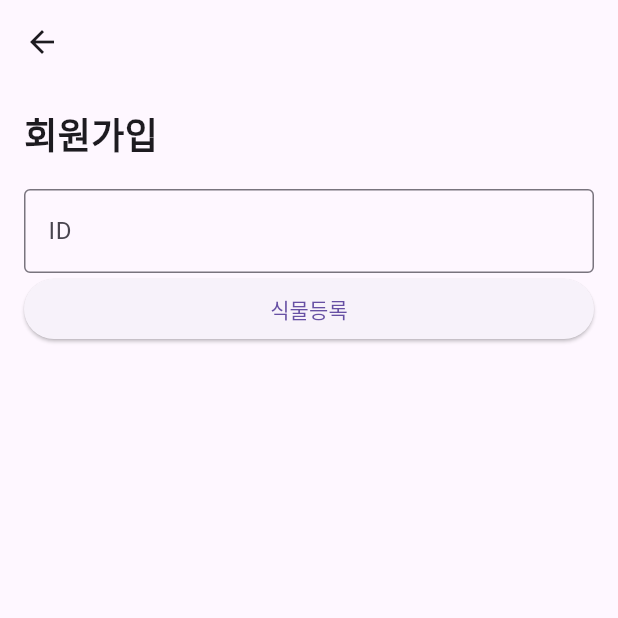
After one commit to jsebal2/2024-SMHRD-IS-IoT-1-PM, a Flutter app: the AddPot screen opened directly, after a tap on "식물등록", on a phone screen of 412 x 824 dp, the top half of it. The commit adds this screen. Run offline on Flutter 3.47's test engine with Material 3 defaults, Android fonts, the phone set to English and light mode, and no system bars; our stand-ins replace dio, flutter_secure_storage, table_calendar; missing offline and left inert: pm_project; accounts and stored records are empty; network calls fail; statements that could not run were skipped.

Commit message:
24.12.02 식묻등록

```diff
--- /dev/null
+++ b/lib/mainPage/Pot.dart
@@ -0,0 +1,72 @@
+import 'package:flutter/material.dart';
+import 'package:dio/dio.dart';
+
+class AddPot extends StatefulWidget {
+  const AddPot({super.key});
+
+  @override
+  State<AddPot> createState() => _AddPotState();
+}
+
+class _AddPotState extends State<AddPot> {
+
+  final dio = Dio();
+  final TextEditingController _nameController = TextEditingController();
+  final TextEditingController _nickController = TextEditingController();
+
+  void _signUp() async{
+    final name = _nameController.text;
+    final nick = _nickController.text;
+
+    // post 방식의 데이터 전달을 위한 option
+    dio.options.contentType = Headers.formUrlEncodedContentType;
+    Response res = await dio.post('http://192.168.219.61:8000/user/join',
+        data: {'name' : "$name", 'nick':'$nick'});
+
+    // 전송결과 출력
+    print(res);
+    if(res.statusCode == 200){
+      print('dio|${res}');
+    } else {
+      print('error 발생');
+    }
+
+  }
+
+  @override
+  Widget build(BuildContext context) {
+    return Scaffold(
+      appBar: AppBar(
+        title: Text(''),
+      ),
+      body: Padding(
+        padding: const EdgeInsets.all(16.0),
+        child: Column(
+          crossAxisAlignment: CrossAxisAlignment.start,
+          children: [
+            Text(
+              '회원가입',
+              style: TextStyle(fontSize: 24, fontWeight: FontWeight.bold),
+            ),
+            SizedBox(height: 20),
+            TextField(
+              controller: _nameController,
+              decoration: InputDecoration(
+                labelText: 'ID',
+                border: OutlineInputBorder(),
+              ),
+            ),
+
+            SizedBox(
+              width: double.infinity,
+              child: ElevatedButton(
+                onPressed: _signUp,
+                child: Text('식물등록'),
+              ),
+            ),
+          ],
+        ),
+      ),
+    );
+  }
+}
```
Also changed, not shown: lib/mainPage/Menu.dart (deleted, +0 -50 lines), lib/mainPage/custom_widget.dart (renamed from lib/mainPage/widget.dart, +26 -0 lines).
